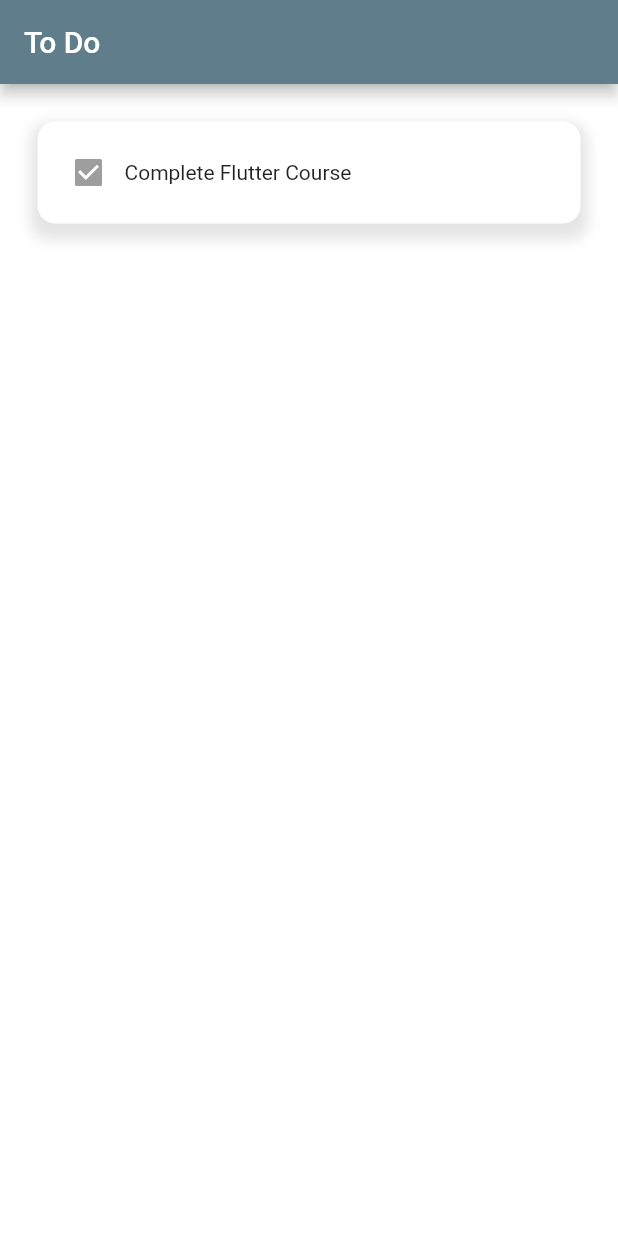
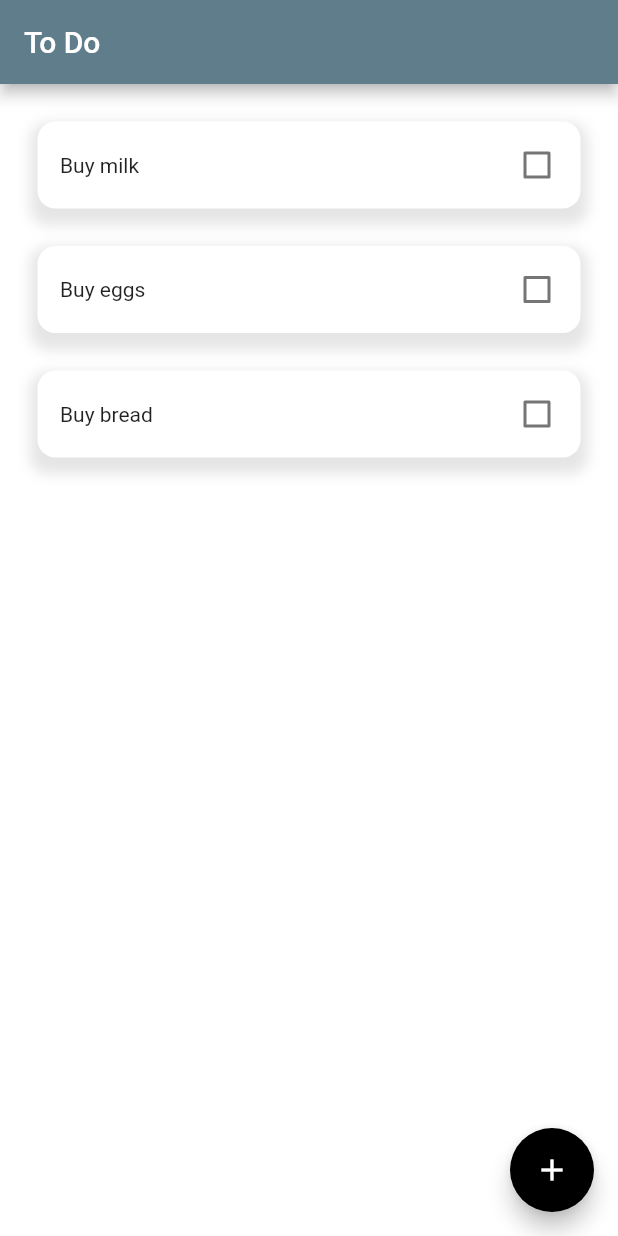
Before and after one commit to isharab/todo_flutter, a Flutter app: the screen it shows after launch, on a phone screen of 412 x 824 dp. Run offline on Flutter 3.47's test engine with Material 2 defaults, Android fonts, the phone set to English and light mode, and no system bars; drawn by our look-alikes of flutter_slidable; our stand-ins replace hive, hive_flutter; accounts and stored records are empty.

Commit message:
todo APP done

```diff
--- /dev/null
+++ b/lib/data/database.dart
@@ -0,0 +1,28 @@
+import 'package:hive/hive.dart';
+
+class ToDoDatabase {
+  List todoList = [];
+  // reference our hive box
+  final _myBox = Hive.box('myBox');
+
+  // run this method if this is the first time the app is opened
+  void createInitialData() {
+    todoList = [
+      ['Buy milk', false],
+      ['Buy eggs', false],
+      ['Buy bread', false],
+    ];
+  }
+
+  // load the data from database
+  void loadData() {
+    todoList = _myBox.get(
+      'todoList',
+    );
+  }
+
+  // update the database
+  void updateDataBase() {
+    _myBox.put('todoList', todoList);
+  }
+}
--- a/lib/utils/home_page.dart
+++ b/lib/utils/home_page.dart
@@ -1,6 +1,8 @@
 import 'package:flutter/material.dart';
+import 'package:hive/hive.dart';
+import 'package:todo_app/data/database.dart';
+import 'package:todo_app/utils/dialog_box.dart';
 import 'package:todo_app/utils/todo_tile.dart';
-
 import '../theme/colors.dart';
 
 class HomePage extends StatefulWidget {
@@ -11,6 +13,57 @@ class HomePage extends StatefulWidget {
 }
 
 class _HomePageState extends State<HomePage> {
+  // reference the hive box
+  final _myBox = Hive.box('myBox');
+  ToDoDatabase db = ToDoDatabase();
+
+  @override
+  void initState() {
+    // check if this is the first time the app is opened
+    if (_myBox.isEmpty) {
+      db.createInitialData();
+    } else {
+      db.loadData();
+    }
+    super.initState();
+  }
+
+  // text controller
+  final _controller = TextEditingController();
+
+  // save new task
+  void saveNewTask() {
+    setState(() {
+      db.todoList.add([_controller.text, false]);
+      _controller.clear();
+      Navigator.pop(context);
+    });
+    db.updateDataBase();
+  }
+
+  // create a new task
+  void createNewTask() {
+    showDialog(
+      context: context,
+      builder: (context) {
+        return DialogBox(
+          controller: _controller,
+          onSave: saveNewTask,
+          onCancel: () => Navigator.pop(context),
+        );
+      },
+    );
+    db.updateDataBase();
+  }
+
+  // delete a task
+  void deleteTask(int index) {
+    setState(() {
+      db.todoList.removeAt(index);
+    });
+    db.updateDataBase();
+  }
+
   @override
   Widget build(BuildContext context) {
     return Scaffold(
@@ -18,14 +71,26 @@ class _HomePageState extends State<HomePage> {
       appBar: AppBar(
         title: const Text('To Do'),
       ),
-      body: ListView(
-        children: [
-          ToDoTile(
-            taskName: 'Complete Flutter Course',
-            isCompleted: true,
-            onChanged: null,
-          ),
-        ],
+      floatingActionButton: FloatingActionButton(
+        onPressed: createNewTask,
+        backgroundColor: secondaryColor,
+        child: const Icon(Icons.add),
+      ),
+      body: ListView.builder(
+        itemCount: db.todoList.length,
+        itemBuilder: (context, index) {
+          return ToDoTile(
+            deleteTask: (context) => deleteTask(index),
+            taskName: db.todoList[index][0],
+            isCompleted: db.todoList[index][1],
+            onChanged: (bool? value) {
+              setState(() {
+                db.todoList[index][1] = value!;
+              });
+              db.updateDataBase();
+            },
+          );
+        },
       ),
     );
   }
--- a/lib/utils/todo_tile.dart
+++ b/lib/utils/todo_tile.dart
@@ -1,24 +1,39 @@
 import 'package:flutter/material.dart';
+import 'package:flutter_slidable/flutter_slidable.dart';
 import '../theme/colors.dart';
 
 class ToDoTile extends StatelessWidget {
   final String taskName;
   final bool isCompleted;
   Function(bool?)? onChanged;
+  Function(BuildContext)? deleteTask;
 
   ToDoTile({
     super.key,
     required this.taskName,
     required this.isCompleted,
     required this.onChanged,
+    required this.deleteTask,
   });
 
   @override
   Widget build(BuildContext context) {
     return Padding(
-      padding: const EdgeInsets.all(25),
+      padding: const EdgeInsets.only(left: 25, right: 25, top: 25),
+      child: Slidable(
+        endActionPane: ActionPane(
+          motion: const ScrollMotion(),
+          children: [
+            SlidableAction(
+              onPressed: deleteTask,
+              backgroundColor: thirdaryColor,
+              icon: Icons.delete,
+              borderRadius: BorderRadius.circular(12),
+            )
+          ],
+        ),
         child: Container(
-        padding: const EdgeInsets.all(10),
+          padding: const EdgeInsets.all(5),
           decoration: BoxDecoration(
             color: primaryColor,
             borderRadius: BorderRadius.circular(12),
@@ -31,16 +46,29 @@ class ToDoTile extends StatelessWidget {
               ),
             ],
           ),
+          child: Padding(
+            padding: const EdgeInsets.only(left: 10),
             child: Row(
+              mainAxisAlignment: MainAxisAlignment.spaceBetween,
               children: [
+                // task name
+                Text(
+                  taskName,
+                  style: TextStyle(
+                      decoration:
+                          isCompleted ? TextDecoration.lineThrough : null,
+                      decorationThickness: 4,
+                      decorationColor: thirdaryColor),
+                ),
                 // checkbox
                 Checkbox(
                   value: isCompleted,
                   onChanged: onChanged,
+                  activeColor: thirdaryColor,
                 ),
-            // task name
-            Text(taskName),
               ],
+            ),
+          ),
         ),
       ),
     );
```
Also changed, not shown: lib/main.dart (+7 -1 lines), lib/utils/dialog_box.dart (added, +71 -0 lines), lib/utils/my_button.dart (added, +21 -0 lines), pubspec.yaml (+7 -5 lines), pubspec.lock, 1 other file. Lines whose indentation alone changed are shown as unchanged.
